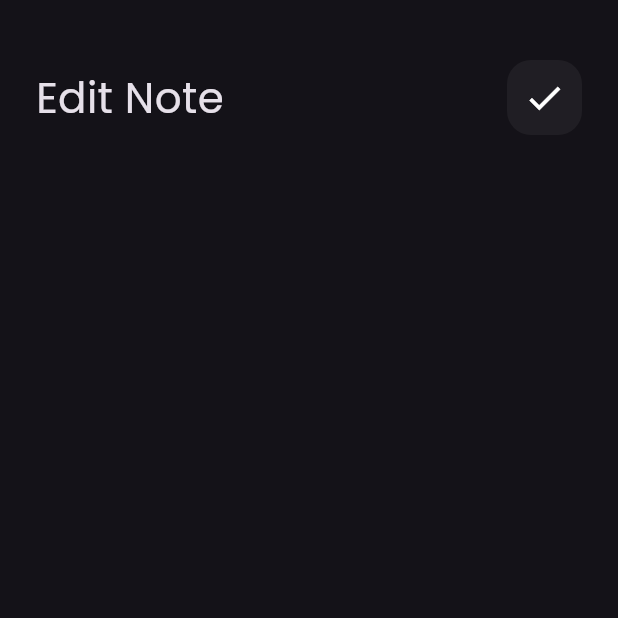
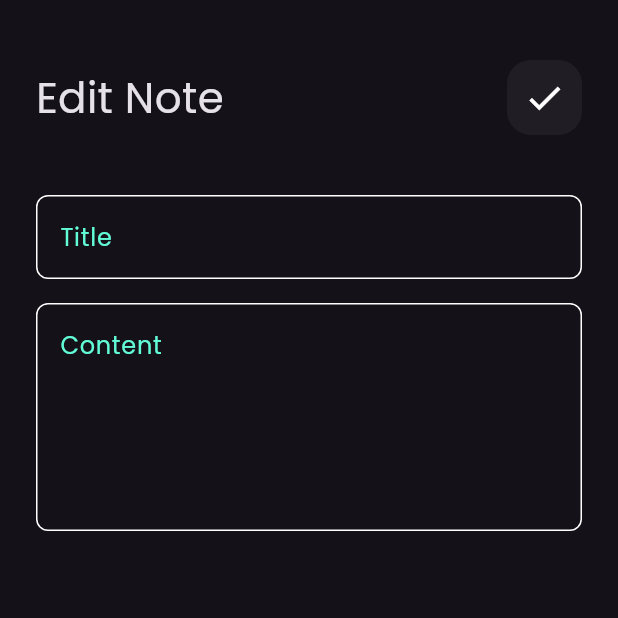
Before and after one commit to elne7/Note-App, a Flutter app: the EditNoteViewBody screen opened directly, on a phone screen of 412 x 824 dp, the top half of it. Run offline on Flutter 3.47's test engine with Material 3 defaults, Android fonts, the phone set to English and light mode, and no system bars.

Commit message:
finish edit note view

```diff
--- a/lib/widgets/edit_note_view_body.dart
+++ b/lib/widgets/edit_note_view_body.dart
@@ -1,5 +1,6 @@
 import 'package:flutter/material.dart';
 import 'package:note_app/widgets/custom_app_bar.dart';
+import 'package:note_app/widgets/custom_text_field.dart';
 
 class EditNoteViewBody extends StatelessWidget {
   const EditNoteViewBody({super.key});
@@ -17,7 +18,20 @@ class EditNoteViewBody extends StatelessWidget {
             CustomAppBar(
               title: 'Edit Note',
               icon: Icons.check,
-            )
+            ),
+            SizedBox(
+              height: 40,
+            ),
+            CustomTextField(
+              hint: 'Title',
+            ),
+            SizedBox(
+              height: 16,
+            ),
+            CustomTextField(
+              hint: 'Content',
+              maxLine: 5,
+            ),
           ],
         ),
       ),
```
